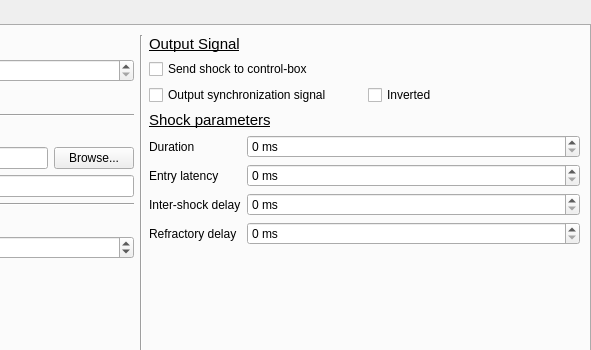
Old version of the form gui/configwindow.ui in the repository fgu-cas/kachna-tracker; both pictures show x 309 to 900 and y 0 to 350 of the 900 by 600 pixel window.
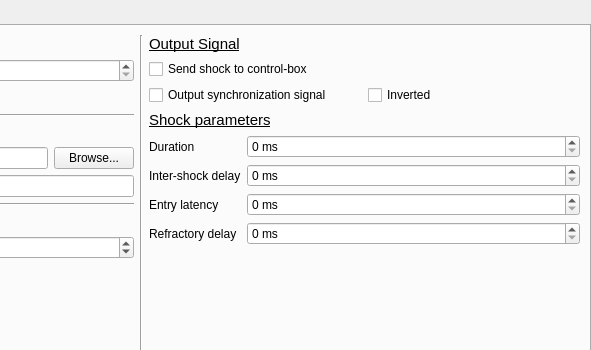
New version of the form. Icons and pictures are not drawn. Custom widgets are drawn as their Qt base class.

The edit to the form file:
```diff
--- a/gui/configwindow.ui
+++ b/gui/configwindow.ui
@@ -270,14 +270,14 @@
           </property>
          </widget>
         </item>
-        <item row="1" column="0">
+        <item row="2" column="0">
          <widget class="QLabel" name="label_21">
           <property name="text">
            <string>Entry latency</string>
           </property>
          </widget>
         </item>
-        <item row="1" column="1">
+        <item row="2" column="1">
          <widget class="QSpinBox" name="entryBox">
           <property name="suffix">
            <string> ms</string>
@@ -287,14 +287,14 @@
           </property>
          </widget>
         </item>
-        <item row="2" column="0">
+        <item row="1" column="0">
          <widget class="QLabel" name="label_23">
           <property name="text">
            <string>Inter-shock delay</string>
           </property>
          </widget>
         </item>
-        <item row="2" column="1">
+        <item row="1" column="1">
          <widget class="QSpinBox" name="interBox">
           <property name="suffix">
            <string> ms</string>
```
Left out of the diff: 8 changed lines with no effect on the pictures.
